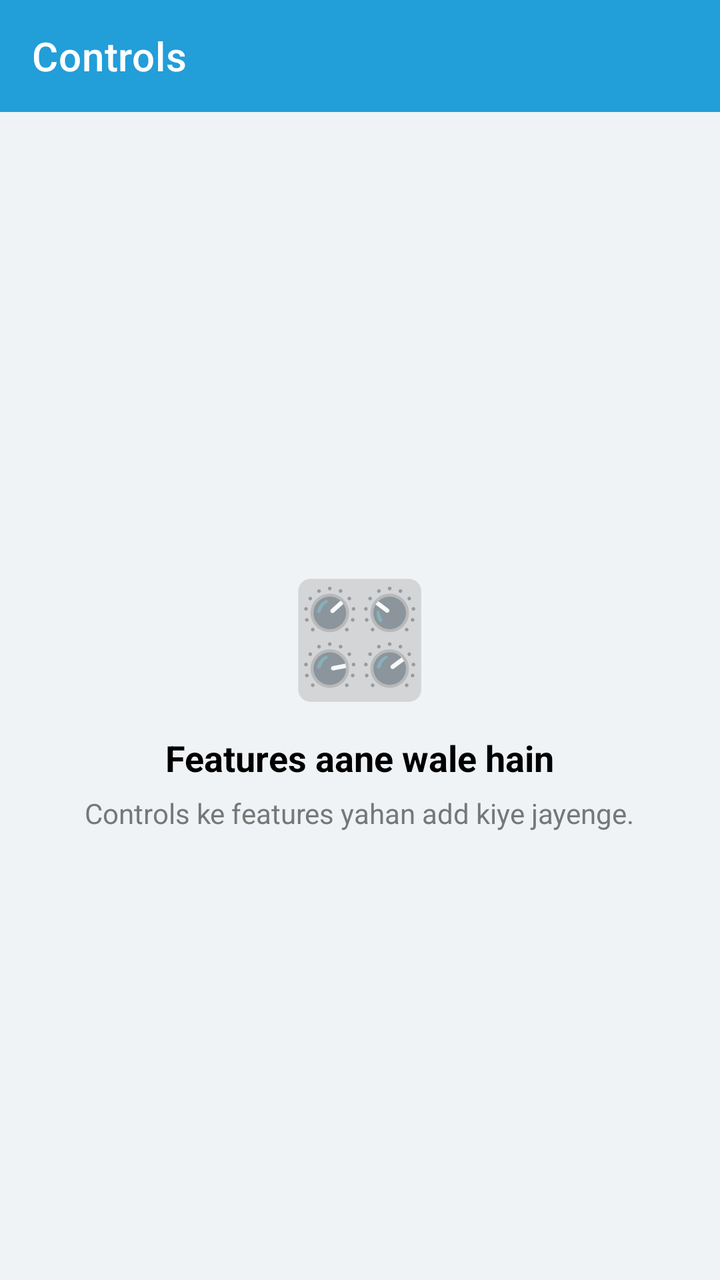
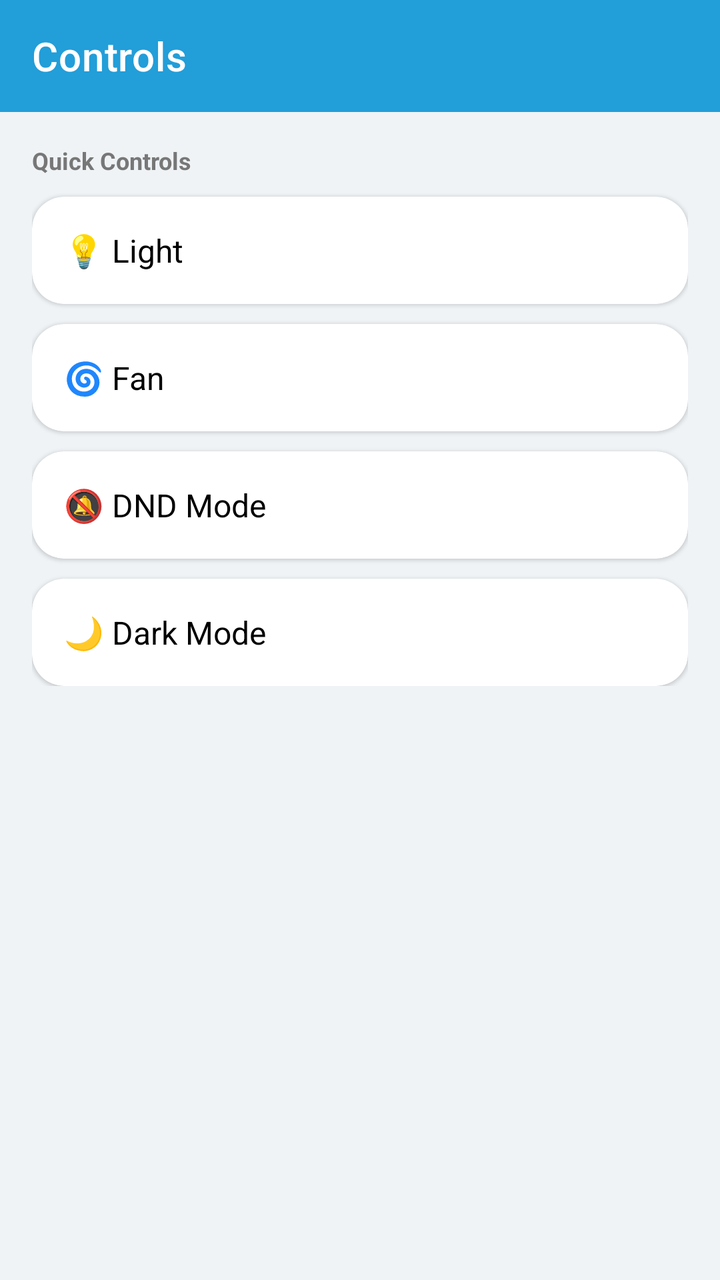

Compare the two renders of this Android layout. The source of the first and the diff that turns it into the second are given below.
<!-- AndroidManifest.xml: application theme Theme.TelegramBotApp -->
<!-- res/layout/fragment_controls.xml -->
<?xml version="1.0" encoding="utf-8"?>
<LinearLayout xmlns:android="http://schemas.android.com/apk/res/android"
    xmlns:app="http://schemas.android.com/apk/res-auto"
    android:layout_width="match_parent"
    android:layout_height="match_parent"
    android:orientation="vertical"
    android:background="@color/bg_color">

    
    <com.google.android.material.appbar.MaterialToolbar
        android:layout_width="match_parent"
        android:layout_height="?attr/actionBarSize"
        android:background="@color/telegram_blue"
        app:title="@string/controls_title"
        app:titleTextColor="@color/white" />

    
    <FrameLayout
        android:layout_width="match_parent"
        android:layout_height="match_parent">

        <LinearLayout
            android:layout_width="wrap_content"
            android:layout_height="wrap_content"
            android:layout_gravity="center"
            android:orientation="vertical"
            android:gravity="center">

            <TextView
                android:layout_width="wrap_content"
                android:layout_height="wrap_content"
                android:text="🎛️"
                android:textSize="56sp" />

            <TextView
                android:layout_width="wrap_content"
                android:layout_height="wrap_content"
                android:layout_marginTop="12dp"
                android:text="@string/controls_empty_title"
                android:textColor="@color/black"
                android:textSize="18sp"
                android:textStyle="bold" />

            <TextView
                android:layout_width="wrap_content"
                android:layout_height="wrap_content"
                android:layout_marginTop="6dp"
                android:text="@string/controls_empty_desc"
                android:textColor="@color/hint_gray"
                android:textSize="14sp" />
        </LinearLayout>
    </FrameLayout>

</LinearLayout>
<!-- resources referenced by this layout -->
<resources>
  <color name="bg_color">#EFF3F6</color>
  <color name="black">#000000</color>
  <color name="hint_gray">#777777</color>
  <color name="telegram_blue">#229ED9</color>
  <color name="white">#FFFFFF</color>
  <string name="controls_empty_desc">Controls ke features yahan add kiye jayenge.</string>
  <string name="controls_empty_title">Features aane wale hain</string>
  <string name="controls_title">Controls</string>
  <style name="Theme.TelegramBotApp" parent="Theme.MaterialComponents.DayNight.NoActionBar">
          <item name="colorPrimary">@color/telegram_blue</item>
          <item name="colorPrimaryVariant">@color/telegram_dark</item>
          <item name="colorOnPrimary">@color/white</item>
          <item name="android:statusBarColor">@color/telegram_blue</item>
          <item name="android:windowBackground">@color/bg_color</item>
      </style>
  <color name="telegram_dark">#1E7EB4</color>
</resources>

<!-- the commit's change to res/layout/fragment_controls.xml (unified diff, before → after) -->
@@ -6,7 +6,6 @@
     android:orientation="vertical"
     android:background="@color/bg_color">
 
-    
     <com.google.android.material.appbar.MaterialToolbar
         android:layout_width="match_parent"
         android:layout_height="?attr/actionBarSize"
@@ -14,41 +13,113 @@
         app:title="@string/controls_title"
         app:titleTextColor="@color/white" />
 
-    
-    <FrameLayout
+    <ScrollView
         android:layout_width="match_parent"
-        android:layout_height="match_parent">
+        android:layout_height="match_parent"
+        android:padding="16dp">
 
         <LinearLayout
-            android:layout_width="wrap_content"
+            android:layout_width="match_parent"
             android:layout_height="wrap_content"
-            android:layout_gravity="center"
-            android:orientation="vertical"
-            android:gravity="center">
+            android:orientation="vertical">
 
             <TextView
-                android:layout_width="wrap_content"
+                android:layout_width="match_parent"
                 android:layout_height="wrap_content"
-                android:text="🎛️"
-                android:textSize="56sp" />
-
-            <TextView
-                android:layout_width="wrap_content"
-                android:layout_height="wrap_content"
-                android:layout_marginTop="12dp"
-                android:text="@string/controls_empty_title"
-                android:textColor="@color/black"
-                android:textSize="18sp"
+                android:text="Quick Controls"
+                android:textColor="@color/hint_gray"
+                android:textSize="12sp"
                 android:textStyle="bold" />
 
-            <TextView
-                android:layout_width="wrap_content"
+            
+            <com.google.android.material.card.MaterialCardView
+                android:layout_width="match_parent"
                 android:layout_height="wrap_content"
-                android:layout_marginTop="6dp"
-                android:text="@string/controls_empty_desc"
-                android:textColor="@color/hint_gray"
-                android:textSize="14sp" />
+                android:layout_marginTop="10dp"
+                app:cardBackgroundColor="@color/card_bg"
+                app:cardCornerRadius="16dp">
+                <LinearLayout
+                    android:layout_width="match_parent"
+                    android:layout_height="wrap_content"
+                    android:orientation="horizontal"
+                    android:gravity="center_vertical"
+                    android:padding="16dp">
+                    <TextView android:layout_width="0dp" android:layout_height="wrap_content"
+                        android:layout_weight="1"
+                        android:text="💡 Light" android:textSize="16sp" android:textColor="@color/black"/>
+                    <com.google.android.material.materialswitch.MaterialSwitch
+                        android:id="@+id/lightSwitch" android:layout_width="wrap_content"
+                        android:layout_height="wrap_content"/>
+                </LinearLayout>
+            </com.google.android.material.card.MaterialCardView>
+
+            
+            <com.google.android.material.card.MaterialCardView
+                android:layout_width="match_parent"
+                android:layout_height="wrap_content"
+                android:layout_marginTop="10dp"
+                app:cardBackgroundColor="@color/card_bg"
+                app:cardCornerRadius="16dp">
+                <LinearLayout
+                    android:layout_width="match_parent"
+                    android:layout_height="wrap_content"
+                    android:orientation="horizontal"
+                    android:gravity="center_vertical"
+                    android:padding="16dp">
+                    <TextView android:layout_width="0dp" android:layout_height="wrap_content"
+                        android:layout_weight="1"
+                        android:text="🌀 Fan" android:textSize="16sp" android:textColor="@color/black"/>
+                    <com.google.android.material.materialswitch.MaterialSwitch
+                        android:id="@+id/fanSwitch" android:layout_width="wrap_content"
+                        android:layout_height="wrap_content"/>
+                </LinearLayout>
+            </com.google.android.material.card.MaterialCardView>
+
+            
+            <com.google.android.material.card.MaterialCardView
+                android:layout_width="match_parent"
+                android:layout_height="wrap_content"
+                android:layout_marginTop="10dp"
+                app:cardBackgroundColor="@color/card_bg"
+                app:cardCornerRadius="16dp">
+                <LinearLayout
+                    android:layout_width="match_parent"
+                    android:layout_height="wrap_content"
+                    android:orientation="horizontal"
+                    android:gravity="center_vertical"
+                    android:padding="16dp">
+                    <TextView android:layout_width="0dp" android:layout_height="wrap_content"
+                        android:layout_weight="1"
+                        android:text="🔕 DND Mode" android:textSize="16sp" android:textColor="@color/black"/>
+                    <com.google.android.material.materialswitch.MaterialSwitch
+                        android:id="@+id/dndSwitch" android:layout_width="wrap_content"
+                        android:layout_height="wrap_content"/>
+                </LinearLayout>
+            </com.google.android.material.card.MaterialCardView>
+
+            
+            <com.google.android.material.card.MaterialCardView
+                android:layout_width="match_parent"
+                android:layout_height="wrap_content"
+                android:layout_marginTop="10dp"
+                app:cardBackgroundColor="@color/card_bg"
+                app:cardCornerRadius="16dp">
+                <LinearLayout
+                    android:layout_width="match_parent"
+                    android:layout_height="wrap_content"
+                    android:orientation="horizontal"
+                    android:gravity="center_vertical"
+                    android:padding="16dp">
+                    <TextView android:layout_width="0dp" android:layout_height="wrap_content"
+                        android:layout_weight="1"
+                        android:text="🌙 Dark Mode" android:textSize="16sp" android:textColor="@color/black"/>
+                    <com.google.android.material.materialswitch.MaterialSwitch
+                        android:id="@+id/darkSwitch" android:layout_width="wrap_content"
+                        android:layout_height="wrap_content"/>
+                </LinearLayout>
+            </com.google.android.material.card.MaterialCardView>
+
         </LinearLayout>
-    </FrameLayout>
+    </ScrollView>
 
 </LinearLayout>
<!-- resource entries referenced after the edit -->
@@ -2,11 +2,10 @@
 <resources>
   <color name="bg_color">#EFF3F6</color>
   <color name="black">#000000</color>
+  <color name="card_bg">#FFFFFF</color>
   <color name="hint_gray">#777777</color>
   <color name="telegram_blue">#229ED9</color>
   <color name="white">#FFFFFF</color>
-  <string name="controls_empty_desc">Controls ke features yahan add kiye jayenge.</string>
-  <string name="controls_empty_title">Features aane wale hain</string>
   <string name="controls_title">Controls</string>
   <style name="Theme.TelegramBotApp" parent="Theme.MaterialComponents.DayNight.NoActionBar">
           <item name="colorPrimary">@color/telegram_blue</item>
